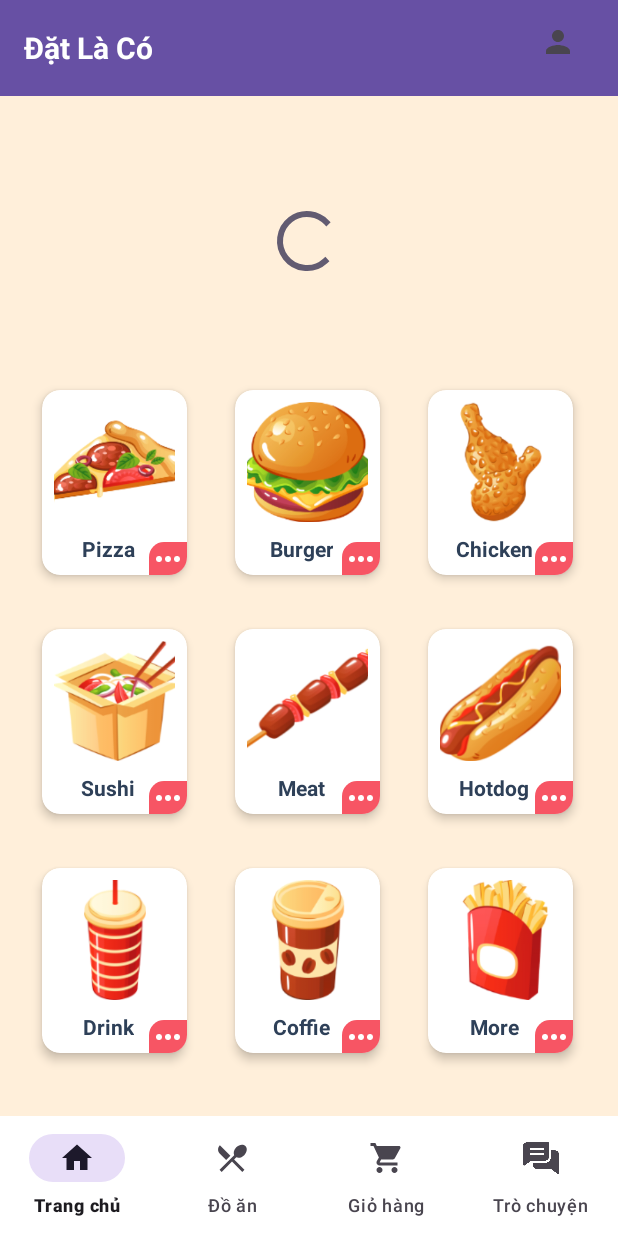
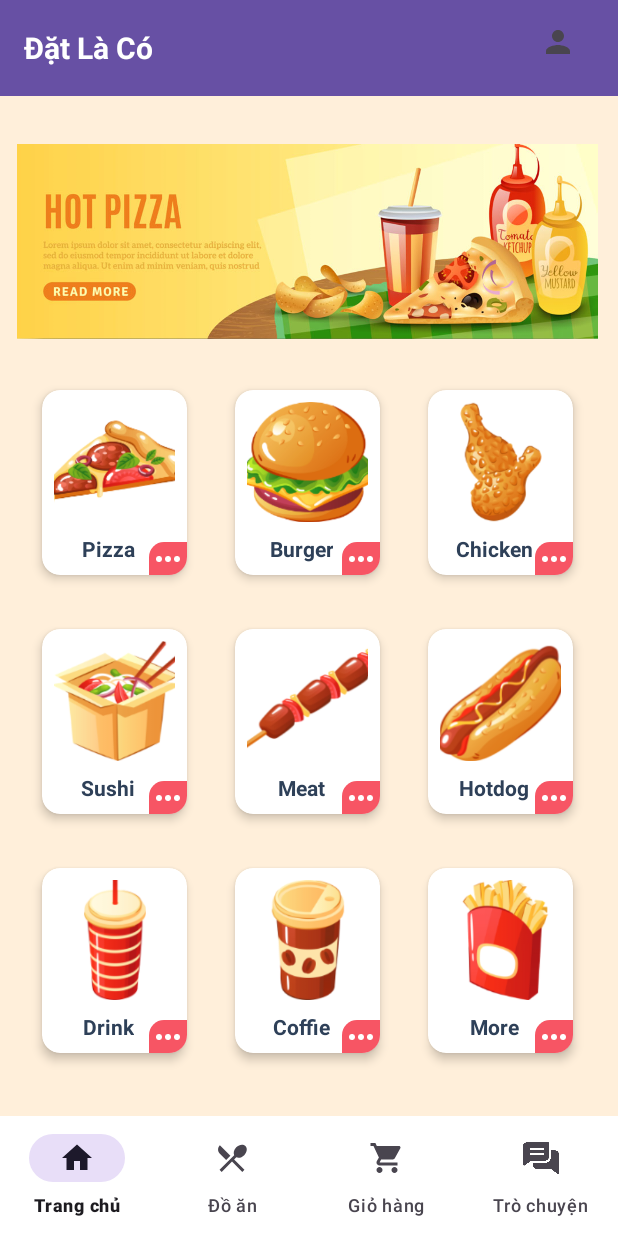
Before and after one commit to PTPhongKMF/prm392-ga-food-order-app, an Android app: the screen it shows after launch (MainActivity), on a phone screen of 412 x 824 dp. Run offline under Robolectric (Android 15) with nearby library versions, the light colour scheme and no system bars; our stand-ins replace Firebase (no records; nobody signed in at launch, a user with empty details on screens opened directly).

Commit message:
Create banners

```diff
--- a/app/src/main/java/com/example/foodorderapp/Activity/MainActivity.java
+++ b/app/src/main/java/com/example/foodorderapp/Activity/MainActivity.java
@@ -16,6 +16,8 @@ import androidx.appcompat.app.AppCompatActivity;
 import androidx.appcompat.widget.Toolbar;
 import androidx.recyclerview.widget.GridLayoutManager;
 import androidx.recyclerview.widget.RecyclerView;
+import androidx.viewpager2.widget.CompositePageTransformer;
+import androidx.viewpager2.widget.MarginPageTransformer;
 
 import com.example.foodorderapp.R;
 import com.example.foodorderapp.Activity.OrderHistoryActivity;
@@ -23,8 +25,11 @@ import com.example.foodorderapp.UserService.LoginActivity;
 import com.example.foodorderapp.UserService.UserProfileActivity;
 import com.example.foodorderapp.Activity.RestaurantInfoActivity;
 import com.example.foodorderapp.adapter.CategoryAdapter;
+import com.example.foodorderapp.adapter.SliderAdapter;
 import com.example.foodorderapp.database.DatabaseHelper;
+import com.example.foodorderapp.databinding.ActivityMainBinding;
 import com.example.foodorderapp.model.Category;
+import com.example.foodorderapp.model.SliderItems;
 import com.example.foodorderapp.model.User;
 import com.example.foodorderapp.services.CartService;
 import com.example.foodorderapp.utils.AndroidUtil;
@@ -44,6 +49,7 @@ public class MainActivity extends AppCompatActivity implements BottomNavigationV
     private SessionManager sessionManager;
     DatabaseReference databaseReference;
     private CartService cartService;
+    private ActivityMainBinding binding;
 
     private FirebaseAuth mAuth;
 
@@ -57,7 +63,10 @@ public class MainActivity extends AppCompatActivity implements BottomNavigationV
     @Override
     protected void onCreate(Bundle savedInstanceState) {
         super.onCreate(savedInstanceState);
-        setContentView(R.layout.activity_main);
+
+//        setContentView(R.layout.activity_main);
+        binding = ActivityMainBinding.inflate(getLayoutInflater());
+        setContentView(binding.getRoot());
 
 
         try {
@@ -97,7 +106,15 @@ public class MainActivity extends AppCompatActivity implements BottomNavigationV
         recyclerView.setLayoutManager(new GridLayoutManager(this, 3));
         dbHelper = new DatabaseHelper(this);
         loadCategories();
+
+        ArrayList<SliderItems> items = new ArrayList<>();
+        items.add(new SliderItems("banner1"));
+        items.add(new SliderItems("banner2"));
+        items.add(new SliderItems("banner3"));
+
+        banners(items);
     }
+
 
     private void loadCategories() {
         // Show progress bar
@@ -113,6 +130,20 @@ public class MainActivity extends AppCompatActivity implements BottomNavigationV
         recyclerView.setVisibility(View.VISIBLE);
     }
 
+    private void banners(ArrayList<SliderItems> items) {
+        binding.viewpager2.setAdapter(new SliderAdapter(items, binding.viewpager2));
+        binding.viewpager2.setClipChildren(false);
+        binding.viewpager2.setClipToPadding(false);
+        binding.viewpager2.setOffscreenPageLimit(3);
+        binding.viewpager2.getChildAt(0).setOverScrollMode(RecyclerView.OVER_SCROLL_NEVER);
+
+        CompositePageTransformer compositePageTransformer = new CompositePageTransformer();
+        compositePageTransformer.addTransformer(new MarginPageTransformer(40));
+        binding.viewpager2.setPageTransformer(compositePageTransformer);
+        binding.progressBarBanner.setVisibility(View.GONE);
+
+
+    }
     //User Menu options
     private void showUserMenu() {
         if (!isUserLoggedIn()) {
--- /dev/null
+++ b/app/src/main/java/com/example/foodorderapp/adapter/SliderAdapter.java
@@ -0,0 +1,69 @@
+package com.example.foodorderapp.adapter;
+
+import android.content.Context;
+import android.view.LayoutInflater;
+import android.view.View;
+import android.view.ViewGroup;
+import android.widget.ImageView;
+
+import androidx.annotation.NonNull;
+import androidx.recyclerview.widget.RecyclerView;
+import androidx.viewpager2.widget.ViewPager2;
+
+import com.example.foodorderapp.R;
+import com.example.foodorderapp.model.SliderItems;
+
+import java.util.List;
+
+public class SliderAdapter extends RecyclerView.Adapter<SliderAdapter.Sliderviewholder> {
+    private List<SliderItems> sliderItems;
+    private ViewPager2 viewPager2;
+    private Context context;
+    private Runnable runnable = new Runnable() {
+        @Override
+        public void run() {
+            sliderItems.addAll(sliderItems);
+            notifyDataSetChanged();
+        }
+    };
+
+    public SliderAdapter(List<SliderItems> sliderItems, ViewPager2 viewPager2) {
+        this.sliderItems = sliderItems;
+        this.viewPager2 = viewPager2;
+    }
+
+
+
+    @NonNull
+    @Override
+    public SliderAdapter.Sliderviewholder onCreateViewHolder(@NonNull ViewGroup parent, int viewType) {
+        context = parent.getContext();
+        return new Sliderviewholder(LayoutInflater.from(parent.getContext()).inflate(R.layout.slider_viewholder, parent, false));
+    }
+
+    @Override
+    public void onBindViewHolder(@NonNull SliderAdapter.Sliderviewholder holder, int position) {
+        String imgName = sliderItems.get(position).getImage(); // image name without extension
+        int imgResourceId = context.getResources().getIdentifier(
+                imgName, "drawable", holder.itemView.getContext().getPackageName()
+        );
+        holder.imageView.setImageResource(imgResourceId);
+
+        if (position == sliderItems.size() - 2) {
+            viewPager2.post(runnable);
+        }
+    }
+
+    @Override
+    public int getItemCount() {
+        return sliderItems.size();
+    }
+
+    public class Sliderviewholder extends RecyclerView.ViewHolder {
+        private ImageView imageView;
+        public Sliderviewholder(@NonNull View itemView) {
+            super(itemView);
+            imageView = itemView.findViewById(R.id.imageSlide);
+        }
+    }
+}
--- /dev/null
+++ b/app/src/main/java/com/example/foodorderapp/model/SliderItems.java
@@ -0,0 +1,17 @@
+package com.example.foodorderapp.model;
+
+public class SliderItems {
+    private String image;
+
+    public SliderItems(String image) {
+        this.image = image;
+    }
+
+    public String getImage() {
+        return image;
+    }
+
+    public void setImage(String image) {
+        this.image = image;
+    }
+}
--- a/app/src/main/res/layout/activity_main.xml
+++ b/app/src/main/res/layout/activity_main.xml
@@ -86,7 +86,8 @@
                     android:id="@+id/progressBarBanner"
                     android:layout_width="wrap_content"
                     android:layout_height="wrap_content"
-                    android:layout_gravity="center" />
+                    android:layout_gravity="center"
+                    android:visibility="visible"/>
             </FrameLayout>
 
             <!-- Categories -->
--- /dev/null
+++ b/app/src/main/res/layout/slider_viewholder.xml
@@ -0,0 +1,12 @@
+<?xml version="1.0" encoding="utf-8"?>
+<ImageView xmlns:android="http://schemas.android.com/apk/res/android"
+    android:layout_width="match_parent"
+    android:layout_height="match_parent"
+    android:minHeight="150dp"
+    android:scaleType="fitCenter"
+    android:adjustViewBounds="false"
+    android:id="@+id/imageSlide"
+    >
+
+
+</ImageView>
```
Also changed, not shown: app/src/main/res/drawable/banner1.jpg (added), app/src/main/res/drawable/banner2.jpg (added), app/src/main/res/drawable/banner3.jpg (added).
